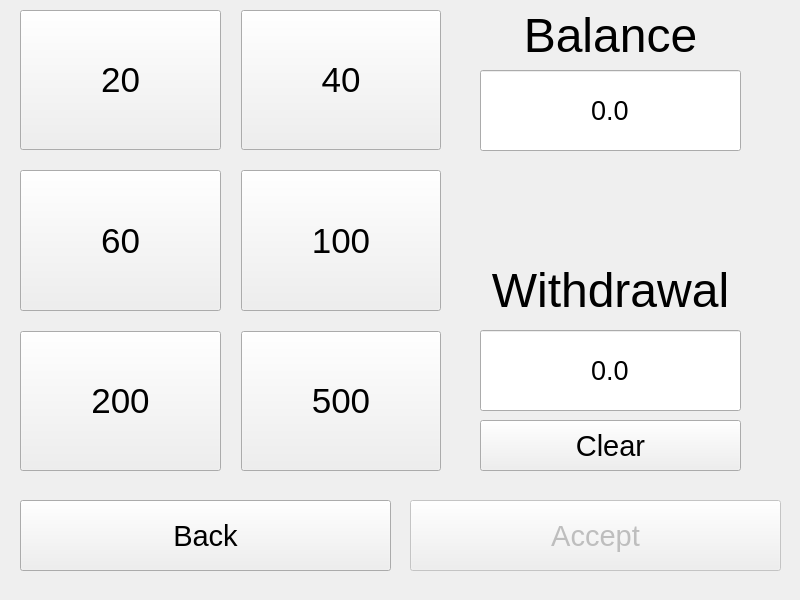
This is qt/banksim/mainwindow.ui in lassesuomela/banksim as Qt 5 draws it before an edit. The edited form follows.
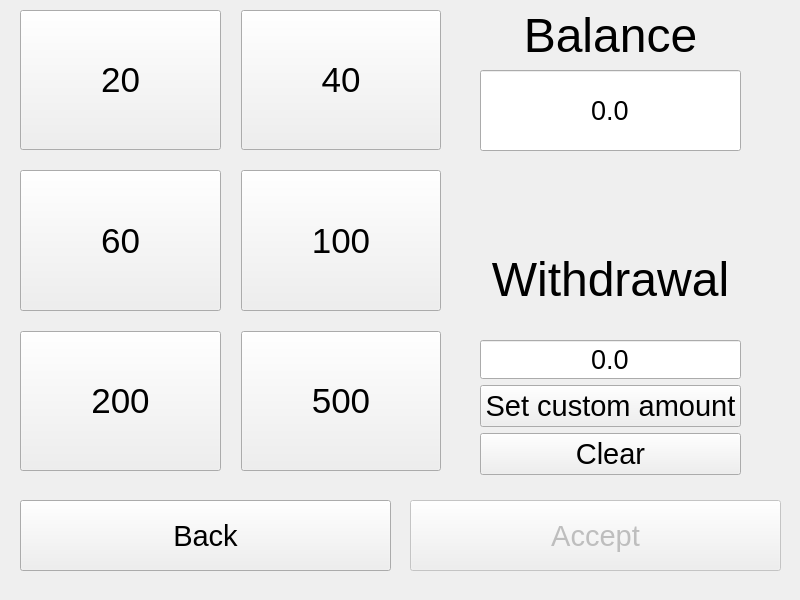
This is the edited form.

Commit message: made custom withdraw and made login more secure

The edit to the form file:
```diff
--- a/qt/banksim/mainwindow.ui
+++ b/qt/banksim/mainwindow.ui
@@ -490,56 +490,6 @@
       <string>Back</string>
      </property>
     </widget>
-    <widget class="QLineEdit" name="nostoArvo">
-     <property name="enabled">
-      <bool>true</bool>
-     </property>
-     <property name="geometry">
-      <rect>
-       <x>480</x>
-       <y>340</y>
-       <width>261</width>
-       <height>81</height>
-      </rect>
-     </property>
-     <property name="font">
-      <font>
-       <pointsize>20</pointsize>
-       <stylestrategy>PreferAntialias</stylestrategy>
-      </font>
-     </property>
-     <property name="focusPolicy">
-      <enum>Qt::NoFocus</enum>
-     </property>
-     <property name="text">
-      <string>0.0</string>
-     </property>
-     <property name="alignment">
-      <set>Qt::AlignCenter</set>
-     </property>
-     <property name="readOnly">
-      <bool>true</bool>
-     </property>
-    </widget>
-    <widget class="QPushButton" name="clear">
-     <property name="geometry">
-      <rect>
-       <x>480</x>
-       <y>430</y>
-       <width>261</width>
-       <height>51</height>
-      </rect>
-     </property>
-     <property name="font">
-      <font>
-       <pointsize>22</pointsize>
-       <stylestrategy>PreferAntialias</stylestrategy>
-      </font>
-     </property>
-     <property name="text">
-      <string>Clear</string>
-     </property>
-    </widget>
     <widget class="QToolButton" name="nostaNappi">
      <property name="enabled">
       <bool>false</bool>
@@ -568,28 +518,6 @@
       <bool>false</bool>
      </property>
     </widget>
-    <widget class="QLabel" name="teksti_2">
-     <property name="geometry">
-      <rect>
-       <x>480</x>
-       <y>270</y>
-       <width>261</width>
-       <height>61</height>
-      </rect>
-     </property>
-     <property name="font">
-      <font>
-       <pointsize>36</pointsize>
-       <stylestrategy>PreferAntialias</stylestrategy>
-      </font>
-     </property>
-     <property name="text">
-      <string>Withdrawal</string>
-     </property>
-     <property name="alignment">
-      <set>Qt::AlignCenter</set>
-     </property>
-    </widget>
     <widget class="QWidget" name="gridLayoutWidget">
      <property name="geometry">
       <rect>
@@ -787,6 +715,85 @@
       <set>Qt::AlignCenter</set>
      </property>
     </widget>
+    <widget class="QWidget" name="verticalLayoutWidget_5">
+     <property name="geometry">
+      <rect>
+       <x>480</x>
+       <y>234</y>
+       <width>261</width>
+       <height>251</height>
+      </rect>
+     </property>
+     <layout class="QVBoxLayout" name="verticalLayout_5">
+      <item>
+       <widget class="QLabel" name="teksti_2">
+        <property name="font">
+         <font>
+          <pointsize>36</pointsize>
+          <stylestrategy>PreferAntialias</stylestrategy>
+         </font>
+        </property>
+        <property name="text">
+         <string>Withdrawal</string>
+        </property>
+        <property name="alignment">
+         <set>Qt::AlignCenter</set>
+        </property>
+       </widget>
+      </item>
+      <item>
+       <widget class="QLineEdit" name="nostoArvo">
+        <property name="enabled">
+         <bool>true</bool>
+        </property>
+        <property name="font">
+         <font>
+          <pointsize>20</pointsize>
+          <stylestrategy>PreferAntialias</stylestrategy>
+         </font>
+        </property>
+        <property name="focusPolicy">
+         <enum>Qt::NoFocus</enum>
+        </property>
+        <property name="text">
+         <string>0.0</string>
+        </property>
+        <property name="alignment">
+         <set>Qt::AlignCenter</set>
+        </property>
+        <property name="readOnly">
+         <bool>true</bool>
+        </property>
+       </widget>
+      </item>
+      <item>
+       <widget class="QPushButton" name="customAmount">
+        <property name="font">
+         <font>
+          <pointsize>22</pointsize>
+          <stylestrategy>PreferAntialias</stylestrategy>
+         </font>
+        </property>
+        <property name="text">
+         <string>Set custom amount</string>
+        </property>
+       </widget>
+      </item>
+      <item>
+       <widget class="QPushButton" name="clear">
+        <property name="font">
+         <font>
+          <pointsize>22</pointsize>
+          <stylestrategy>PreferAntialias</stylestrategy>
+         </font>
+        </property>
+        <property name="text">
+         <string>Clear</string>
+        </property>
+       </widget>
+      </item>
+     </layout>
+    </widget>
    </widget>
    <widget class="QWidget" name="talletussivu">
     <widget class="QToolButton" name="takaisin_talletus">
```
The commit also changes 13 other files.
